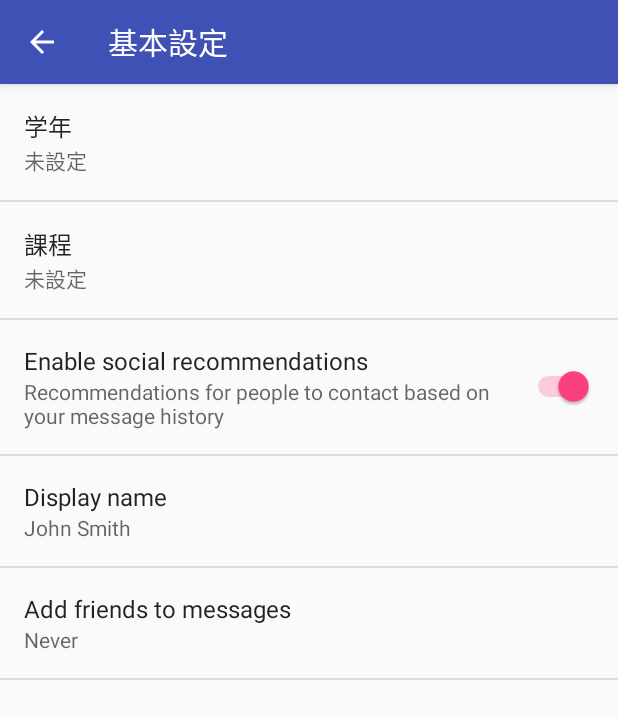
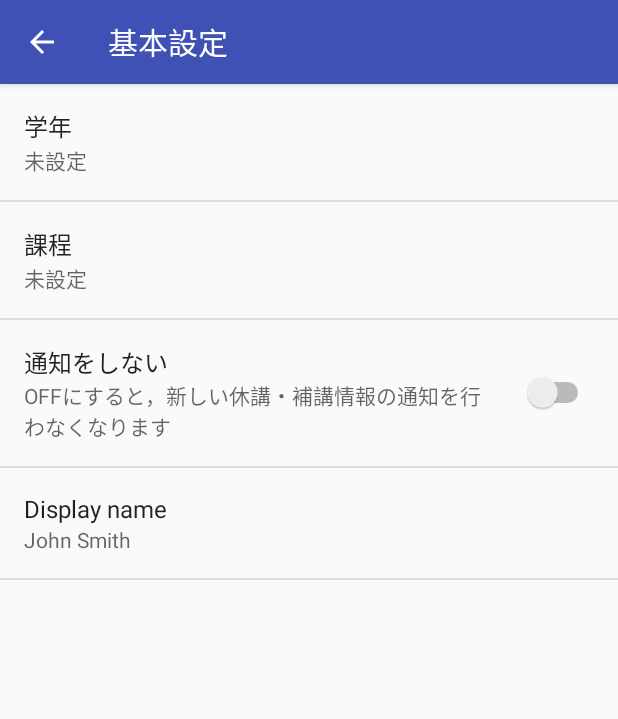
Before and after one commit to capacitypp/tut-timetable, an Android app: the SettingsActivity screen opened directly, with no data from a screen before it, after a tap on "基本設定", on a phone screen of 412 x 824 dp. Shown: the top 719 px of the screen. Run offline under Robolectric (Android 15) with nearby library versions, the phone set to English and light mode, and no system bars; network calls fail.

Commit message:
Add a notification setting

```diff
--- a/app/src/main/java/com/capacitypp/tuttimetable/SettingsActivity.java
+++ b/app/src/main/java/com/capacitypp/tuttimetable/SettingsActivity.java
@@ -180,7 +180,6 @@ public class SettingsActivity extends AppCompatPreferenceActivity {
             bindPreferenceSummaryToValue(findPreference("grade_list"));
             bindPreferenceSummaryToValue(findPreference("course_list"));
             bindPreferenceSummaryToValue(findPreference("example_text"));
-            bindPreferenceSummaryToValue(findPreference("example_list"));
         }
 
         @Override
--- a/app/src/main/res/values/strings.xml
+++ b/app/src/main/res/values/strings.xml
@@ -28,11 +28,6 @@
 
     <!-- Example General settings -->
     <string name="pref_header_general">基本設定</string>
-
-    <string name="pref_title_social_recommendations">Enable social recommendations</string>
-    <string name="pref_description_social_recommendations">Recommendations for people to contact
-        based on your message history
-    </string>
 
     <string name="pref_title_display_name">Display name</string>
     <string name="pref_default_display_name">John Smith</string>
@@ -73,17 +68,8 @@
         <item>3</item>
         <item>4</item>
     </string-array>
-    <string name="pref_title_add_friends_to_messages">Add friends to messages</string>
-    <string-array name="pref_example_list_titles">
-        <item>Always</item>
-        <item>When possible</item>
-        <item>Never</item>
-    </string-array>
-    <string-array name="pref_example_list_values">
-        <item>1</item>
-        <item>0</item>
-        <item>-1</item>
-    </string-array>
+    <string name="pref_title_notification">通知をしない</string>
+    <string name="pref_description_notification">OFFにすると，新しい休講・補講情報の通知を行わなくなります</string>
 
     <!-- Example settings for Data & Sync -->
     <string name="pref_header_data_sync">Data &amp; sync</string>
--- a/app/src/main/res/xml/pref_general.xml
+++ b/app/src/main/res/xml/pref_general.xml
@@ -16,12 +16,11 @@
         android:negativeButtonText="@null"
         android:positiveButtonText="@null"
         android:title="@string/pref_title_course" />
-
     <SwitchPreference
-        android:defaultValue="true"
-        android:key="example_switch"
-        android:summary="@string/pref_description_social_recommendations"
-        android:title="@string/pref_title_social_recommendations" />
+        android:defaultValue="false"
+        android:key="notification_switch"
+        android:summary="@string/pref_description_notification"
+        android:title="@string/pref_title_notification" />
 
     <!-- NOTE: EditTextPreference accepts EditText attributes. -->
     <!-- NOTE: EditTextPreference's summary should be set to its value by the activity code. -->
@@ -38,13 +37,5 @@
     <!-- NOTE: Hide buttons to simplify the UI. Users can touch outside the dialog to
          dismiss it. -->
     <!-- NOTE: ListPreference's summary should be set to its value by the activity code. -->
-    <ListPreference
-        android:defaultValue="-1"
-        android:entries="@array/pref_example_list_titles"
-        android:entryValues="@array/pref_example_list_values"
-        android:key="example_list"
-        android:negativeButtonText="@null"
-        android:positiveButtonText="@null"
-        android:title="@string/pref_title_add_friends_to_messages" />
 
 </PreferenceScreen>
```
